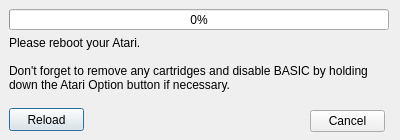
Above: autobootdialog.ui from greblus/aspeqt before the change. Below: the same form after it.
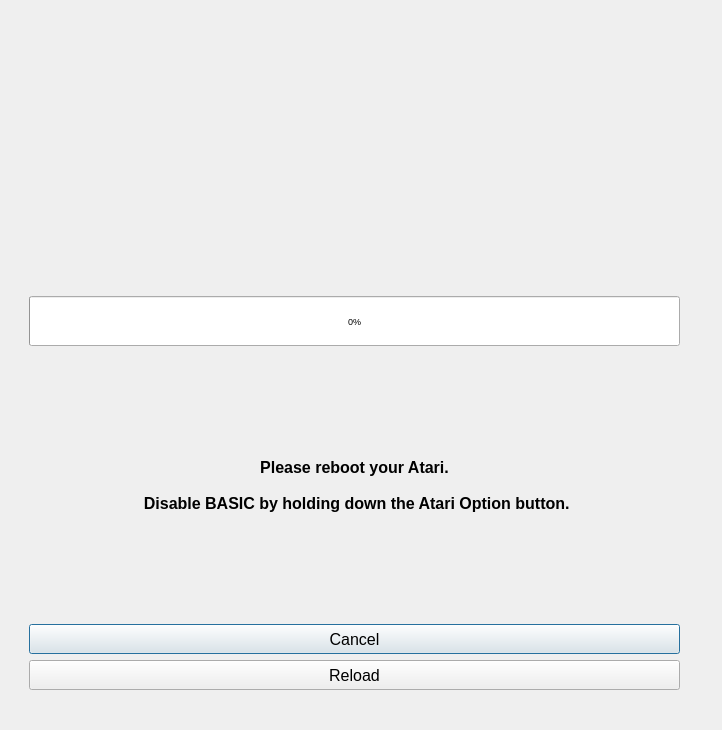
That is the form after the change.

Commit message: Binary loading dialog is now dynamically resized.

The edit to the form file:
```diff
--- a/autobootdialog.ui
+++ b/autobootdialog.ui
@@ -6,44 +6,83 @@
    <rect>
     <x>0</x>
     <y>0</y>
-    <width>400</width>
-    <height>140</height>
+    <width>722</width>
+    <height>730</height>
    </rect>
   </property>
-  <property name="minimumSize">
-   <size>
-    <width>400</width>
-    <height>140</height>
-   </size>
+  <property name="sizePolicy">
+   <sizepolicy hsizetype="Expanding" vsizetype="Expanding">
+    <horstretch>0</horstretch>
+    <verstretch>0</verstretch>
+   </sizepolicy>
   </property>
-  <property name="maximumSize">
+  <property name="baseSize">
    <size>
-    <width>400</width>
-    <height>140</height>
+    <width>0</width>
+    <height>0</height>
    </size>
   </property>
+  <property name="font">
+   <font>
+    <pointsize>7</pointsize>
+   </font>
+  </property>
   <property name="windowTitle">
    <string>Boot executable</string>
   </property>
-  <widget class="QProgressBar" name="progressBar">
+  <widget class="QWidget" name="verticalLayoutWidget">
    <property name="geometry">
     <rect>
      <x>9</x>
      <y>9</y>
-     <width>380</width>
-     <height>21</height>
+     <width>691</width>
+     <height>701</height>
     </rect>
    </property>
+   <layout class="QVBoxLayout" name="verticalLayout_2">
+    <property name="leftMargin">
+     <number>20</number>
+    </property>
+    <property name="topMargin">
+     <number>20</number>
+    </property>
+    <property name="rightMargin">
+     <number>20</number>
+    </property>
+    <property name="bottomMargin">
+     <number>20</number>
+    </property>
+    <item>
+     <spacer name="verticalSpacer_2">
+      <property name="orientation">
+       <enum>Qt::Vertical</enum>
+      </property>
+      <property name="sizeHint" stdset="0">
+       <size>
+        <width>20</width>
+        <height>40</height>
+       </size>
+      </property>
+     </spacer>
+    </item>
+    <item>
+     <widget class="QProgressBar" name="progressBar">
+      <property name="sizePolicy">
+       <sizepolicy hsizetype="Expanding" vsizetype="Fixed">
+        <horstretch>0</horstretch>
+        <verstretch>0</verstretch>
+       </sizepolicy>
+      </property>
    <property name="minimumSize">
     <size>
-     <width>380</width>
-     <height>21</height>
+        <width>300</width>
+        <height>50</height>
     </size>
    </property>
    <property name="maximumSize">
     <size>
-     <width>380</width>
-     <height>21</height>
+        <width>16777215</width>
+        <height>50</height>
     </size>
    </property>
    <property name="value">
@@ -56,93 +95,102 @@
     <bool>false</bool>
    </property>
   </widget>
+    </item>
+    <item>
   <widget class="QLabel" name="label">
-   <property name="geometry">
-    <rect>
-     <x>9</x>
-     <y>36</y>
-     <width>381</width>
-     <height>66</height>
-    </rect>
-   </property>
    <property name="sizePolicy">
-    <sizepolicy hsizetype="Preferred" vsizetype="Expanding">
+       <sizepolicy hsizetype="Expanding" vsizetype="Expanding">
      <horstretch>0</horstretch>
      <verstretch>0</verstretch>
     </sizepolicy>
    </property>
    <property name="minimumSize">
     <size>
-     <width>381</width>
-     <height>66</height>
+        <width>50</width>
+        <height>50</height>
     </size>
    </property>
    <property name="maximumSize">
     <size>
-     <width>381</width>
-     <height>66</height>
-    </size>
-   </property>
+        <width>16777215</width>
+        <height>16777215</height>
+       </size>
+      </property>
+      <property name="font">
+       <font>
+        <family>Arial</family>
+        <pointsize>12</pointsize>
+        <weight>75</weight>
+        <bold>true</bold>
+       </font>
+      </property>
    <property name="text">
     <string>Please reboot your Atari.
 
-Don't forget to remove any cartridges and disable BASIC by holding down the Atari Option button if necessary.</string>
+ Disable BASIC by holding down the Atari Option button.</string>
    </property>
    <property name="scaledContents">
     <bool>false</bool>
    </property>
    <property name="alignment">
-    <set>Qt::AlignLeading|Qt::AlignLeft|Qt::AlignTop</set>
+       <set>Qt::AlignCenter</set>
    </property>
    <property name="wordWrap">
     <bool>true</bool>
    </property>
   </widget>
-  <widget class="QPushButton" name="reloadButton">
-   <property name="geometry">
-    <rect>
-     <x>9</x>
-     <y>108</y>
-     <width>75</width>
-     <height>23</height>
-    </rect>
-   </property>
-   <property name="maximumSize">
+    </item>
+    <item>
+     <widget class="QPushButton" name="pushButton2">
+      <property name="sizePolicy">
+       <sizepolicy hsizetype="Expanding" vsizetype="Preferred">
+        <horstretch>0</horstretch>
+        <verstretch>0</verstretch>
+       </sizepolicy>
+      </property>
+      <property name="minimumSize">
     <size>
-     <width>75</width>
-     <height>23</height>
-    </size>
-   </property>
-   <property name="toolTip">
-    <string>Use this button to re-load the executable 
-if it has been changed since the last re-boot 
-of your Atari computer - Useful for developers </string>
+        <width>30</width>
+        <height>30</height>
+       </size>
+      </property>
+      <property name="font">
+       <font>
+        <family>Arial</family>
+        <pointsize>12</pointsize>
+       </font>
+      </property>
+      <property name="text">
+       <string>Cancel</string>
+      </property>
+     </widget>
+    </item>
+    <item>
+     <widget class="QPushButton" name="pushButton1">
+      <property name="sizePolicy">
+       <sizepolicy hsizetype="Expanding" vsizetype="Minimum">
+        <horstretch>0</horstretch>
+        <verstretch>0</verstretch>
+       </sizepolicy>
+      </property>
+      <property name="minimumSize">
+       <size>
+        <width>30</width>
+        <height>30</height>
+       </size>
+      </property>
+      <property name="font">
+       <font>
+        <family>Arial</family>
+        <pointsize>12</pointsize>
+       </font>
    </property>
    <property name="text">
     <string>Reload</string>
    </property>
   </widget>
-  <widget class="QDialogButtonBox" name="buttonBox">
-   <property name="geometry">
-    <rect>
-     <x>310</x>
-     <y>110</y>
-     <width>75</width>
-     <height>23</height>
-    </rect>
-   </property>
-   <property name="maximumSize">
-    <size>
-     <width>75</width>
-     <height>23</height>
-    </size>
-   </property>
-   <property name="orientation">
-    <enum>Qt::Horizontal</enum>
-   </property>
-   <property name="standardButtons">
-    <set>QDialogButtonBox::Cancel</set>
-   </property>
+    </item>
+   </layout>
   </widget>
  </widget>
  <resources/>
```
Left out of the diff: 35 changed lines with no effect on the pictures. Lines whose indentation alone changed are shown as unchanged. The commit also changes 3 other files.
